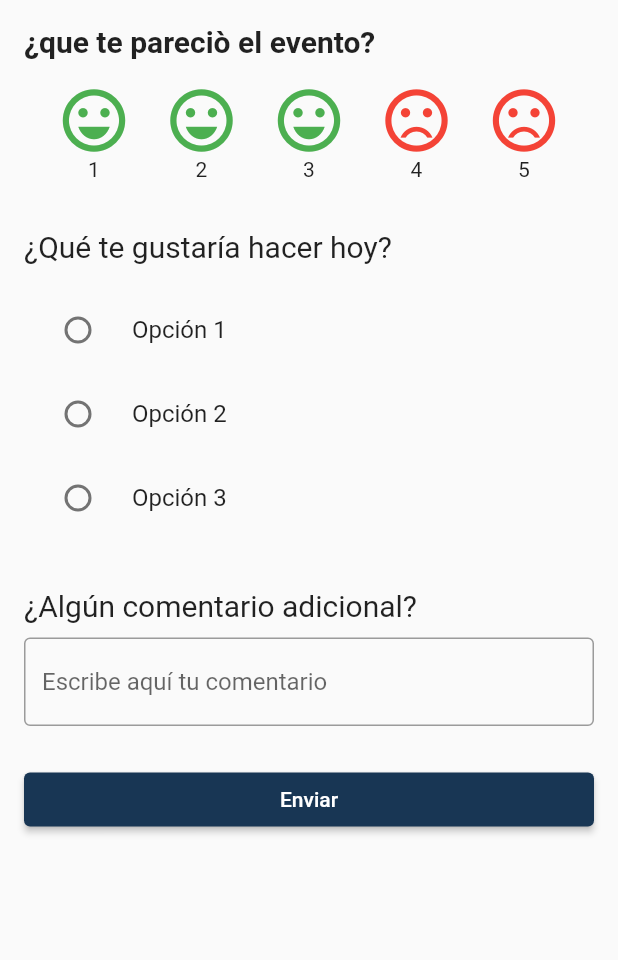
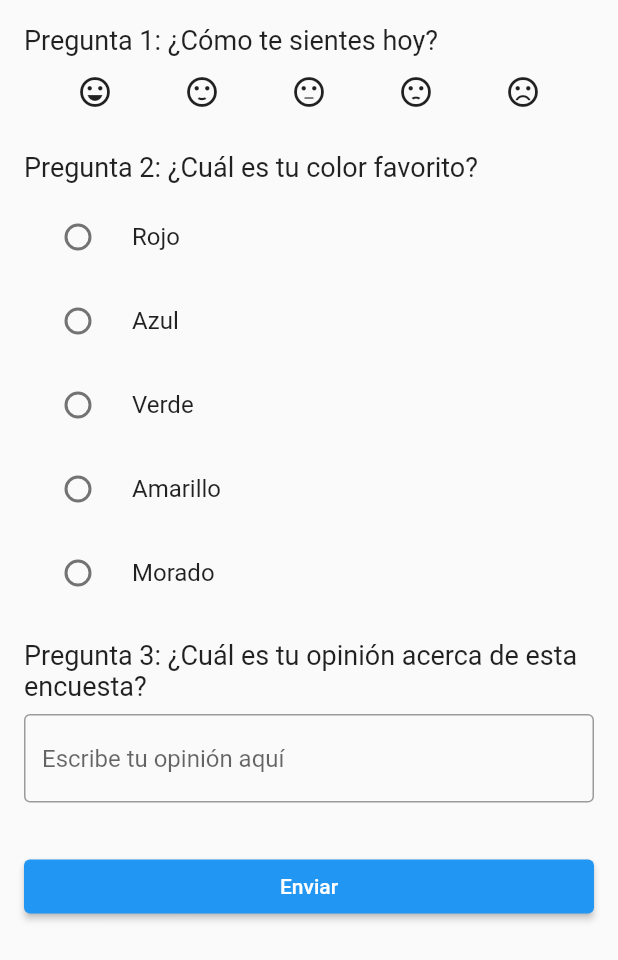
Before and after one commit to Dynodeveloper/APP-CUE, a Flutter app: the Encuesta screen opened directly, on a phone screen of 412 x 824 dp. Shown: the top 960 px of the screen. Run offline on Flutter 3.47's test engine with Material 2 defaults, Android fonts, the phone set to English and light mode, and no system bars; our stand-ins replace cached_network_image, firebase_auth, firebase_core, google_sign_in, pull_to_refresh; accounts and stored records are empty.

Commit message:
mejora pagina encuesta

```diff
--- a/app_1/lib/pages/HomePage.dart
+++ b/app_1/lib/pages/HomePage.dart
@@ -8,7 +8,7 @@ import 'package:flutter/material.dart';
 import 'package:firebase_auth/firebase_auth.dart';
 
 final FirebaseAuth _auth =
-    FirebaseAuth.instance; //variables respecto a autenticacion en firebase
+FirebaseAuth.instance; //variables respecto a autenticacion en firebase
 User? user = _auth.currentUser; //usuario
 String name = user?.displayName ?? ""; //nombre
 String email = user?.email ?? ""; //email
@@ -81,8 +81,7 @@ class _HomePageState extends State<HomePage> {
         //widget encargado de la la imagen de perfil encontrada en la pagina principal
         radius: profileHeight / 2,
         backgroundColor: Colors.blueGrey,
-        backgroundImage: NetworkImage(photoUrl ??
-            ''), //linkeo a la imagen existente en la cuenta del usuario (google o microsoft)
+        backgroundImage: NetworkImage(photoUrl ??''), //linkeo a la imagen existente en la cuenta del usuario (google o microsoft)
       );
 
   Widget buildTop() {
@@ -105,9 +104,8 @@ class _HomePageState extends State<HomePage> {
     );
   }
 
-  Widget buildContent() {
-    //define el widget encargado del contenido o informacion de usuario
-    //widget encargado del contenido de usuario en la pagina principal
+  Widget buildContent() { //define el widget encargado del contenido o informacion de usuario
+
     return Container(
         margin: EdgeInsets.symmetric(
             vertical: 2), // Agrega un margen vertical alrededor del contenedor
--- a/app_1/lib/pages/encuesta.dart
+++ b/app_1/lib/pages/encuesta.dart
@@ -1,121 +1,112 @@
 import 'package:flutter/material.dart';
 
 class Encuesta extends StatefulWidget {
+  const Encuesta({Key? key}) : super(key: key);
+
   @override
-  _EncuestaPageState createState() => _EncuestaPageState();
+  _EncuestaState createState() => _EncuestaState();
 }
 
-class _EncuestaPageState extends State<Encuesta> {
-  int _puntuacion = 3;
-  String _opcionSeleccionada = '';
-  TextEditingController _controller = TextEditingController();
-
-  List<String> _opciones = [
-    'Opción 1',
-    'Opción 2',
-    'Opción 3',
-  ];
-
-  void _enviarRespuestas() {
-    // Aquí puedes agregar la lógica para enviar las respuestas de la encuesta
-  }
+class _EncuestaState extends State<Encuesta> {
+  int _valorPregunta1 = 3; // Valor inicial de la pregunta 1
+  int? _valorPregunta2; // Valor seleccionado de la pregunta 2
+  String? _valorPregunta3; // Valor ingresado en la pregunta 3
 
   @override
   Widget build(BuildContext context) {
-    return SingleChildScrollView(
+    return Scaffold(
+      body: Padding(
         padding: const EdgeInsets.all(16.0),
         child: Column(
-          mainAxisAlignment: MainAxisAlignment.center,
           crossAxisAlignment: CrossAxisAlignment.stretch,
           children: [
-            // Primera pregunta
-            Text(
-              '¿que te pareciò el evento?',
-              style: TextStyle(fontSize: 20,fontWeight: FontWeight.bold),
+            const Text(
+              'Pregunta 1: ¿Cómo te sientes hoy?',
+              style: TextStyle(fontSize: 18),
             ),
-            SizedBox(height: 16),
             Row(
               mainAxisAlignment: MainAxisAlignment.spaceEvenly,
               children: [
-                _buildPuntuacionButton(1),
-                _buildPuntuacionButton(2),
-                _buildPuntuacionButton(3),
-                _buildPuntuacionButton(4),
-                _buildPuntuacionButton(5),
+                IconButton(
+                  icon: const Icon(Icons.sentiment_very_satisfied),
+                  onPressed: () => setState(() => _valorPregunta1 = 5),
+                ),
+                IconButton(
+                  icon: const Icon(Icons.sentiment_satisfied),
+                  onPressed: () => setState(() => _valorPregunta1 = 4),
+                ),
+                IconButton(
+                  icon: const Icon(Icons.sentiment_neutral),
+                  onPressed: () => setState(() => _valorPregunta1 = 3),
+                ),
+                IconButton(
+                  icon: const Icon(Icons.sentiment_dissatisfied),
+                  onPressed: () => setState(() => _valorPregunta1 = 2),
+                ),
+                IconButton(
+                  icon: const Icon(Icons.sentiment_very_dissatisfied),
+                  onPressed: () => setState(() => _valorPregunta1 = 1),
+                ),
               ],
             ),
-            SizedBox(height: 32),
-
-            // Segunda pregunta
-            Text(
-              '¿Qué te gustaría hacer hoy?',
-              style: TextStyle(fontSize: 20),
+            const SizedBox(height: 16),
+            const Text(
+              'Pregunta 2: ¿Cuál es tu color favorito?',
+              style: TextStyle(fontSize: 18),
             ),
-            SizedBox(height: 16),
-            for (String opcion in _opciones)
-              RadioListTile(
-                title: Text(opcion),
-                value: opcion,
-                groupValue: _opcionSeleccionada,
-                onChanged: (value) {
-                  setState(() {
-                    _opcionSeleccionada = value as String;
-                  });
-                },
+            const SizedBox(height: 8),
+            RadioListTile<int>(
+              title: const Text('Rojo'),
+              value: 1,
+              groupValue: _valorPregunta2,
+              onChanged: (value) => setState(() => _valorPregunta2 = value),
+            ),
+            RadioListTile<int>(
+              title: const Text('Azul'),
+              value: 2,
+              groupValue: _valorPregunta2,
+              onChanged: (value) => setState(() => _valorPregunta2 = value),
+            ),
+            RadioListTile<int>(
+              title: const Text('Verde'),
+              value: 3,
+              groupValue: _valorPregunta2,
+              onChanged: (value) => setState(() => _valorPregunta2 = value),
+            ),
+            RadioListTile<int>(
+              title: const Text('Amarillo'),
+              value: 4,
+              groupValue: _valorPregunta2,
+              onChanged: (value) => setState(() => _valorPregunta2 = value),
+            ),
+            RadioListTile<int>(
+              title: const Text('Morado'),
+              value: 5,
+              groupValue: _valorPregunta2,
+              onChanged: (value) => setState(() => _valorPregunta2 = value),
+            ),
+            const SizedBox(height: 16),
+            const Text(
+              'Pregunta 3: ¿Cuál es tu opinión acerca de esta encuesta?',
+              style: TextStyle(fontSize: 18),
+            ),
+            const SizedBox(height: 8),
+            TextField(
+              decoration: const InputDecoration(
+                hintText: 'Escribe tu opinión aquí',
+                border: OutlineInputBorder(),
               ),
-            SizedBox(height: 32),
-
-            // Tercera pregunta
-            Text(
-              '¿Algún comentario adicional?',
-              style: TextStyle(fontSize: 20),
+              onChanged: (value) => setState(() => _valorPregunta3 = value),
             ),
-            SizedBox(height: 10),
-            TextField(
-              controller: _controller,
-              maxLines: null,
-              decoration: InputDecoration(
-                border: OutlineInputBorder(),
-                hintText: 'Escribe aquí tu comentario',
-              ),
-            ),
-            SizedBox(height: 25),
-
-            // Botón para enviar las respuestas
+            const SizedBox(height: 32),
             ElevatedButton(
-              style: ElevatedButton.styleFrom(
-                  backgroundColor: Color.fromARGB(255, 24, 54, 84)),
-              onPressed: () { _enviarRespuestas();
-                // Aquí puedes hacer lo que quieras con las respuestas
+              child: const Text('Enviar'),
+              onPressed: () {
+                // Aquí se puede agregar la lógica para enviar las respuestas de la encuesta
               },
-              child: Text(
-                'Enviar',
-                style: TextStyle(color: Colors.white),
-              ),
             ),
           ],
         ),
-      );
-  }
-
-  Widget _buildPuntuacionButton(int puntuacion) {
-    return GestureDetector(
-      onTap: () {
-        setState(() {
-          _puntuacion = puntuacion;
-        });
-      },
-      child: Column(
-        children: [
-          Icon(
-            _puntuacion >= puntuacion
-                ? Icons.sentiment_very_satisfied
-                : Icons.sentiment_very_dissatisfied,
-            size: 50,
-            color: _puntuacion >= puntuacion ? Colors.green : Colors.red,
-          ),
-          Text(puntuacion.toString()),
-        ],
       ),
     );
   }
--- a/app_1/lib/pages/splash_screen.dart
+++ b/app_1/lib/pages/splash_screen.dart
@@ -39,7 +39,7 @@ class _SplashScreenState extends State<SplashScreen> {
     return Container(
       decoration: BoxDecoration(
         gradient: LinearGradient(
-          colors: [Color.fromARGB(255, 43, 43, 43),Color.fromARGB(255, 73, 89, 112), ],
+          colors: [Color.fromARGB(255, 24, 54, 84),Color.fromARGB(255, 73, 89, 112) ],
           begin: const FractionalOffset(0, 0),
           end: const FractionalOffset(1.0, 0.0),
           stops: const [0.0, 1.0],
@@ -55,10 +55,10 @@ class _SplashScreenState extends State<SplashScreen> {
             width: 300,
             decoration: BoxDecoration(
                 shape: BoxShape.circle,
-                color: Color.fromARGB(157, 43, 43, 43),
+                color: Color.fromARGB(255, 255, 255, 255),
                 boxShadow: [
                   BoxShadow(
-                    color: Color.fromARGB(168, 0, 0, 0).withOpacity(0.3),
+                    color: Color.fromARGB(168, 43, 43, 43).withOpacity(0.3),
                     blurRadius: 1.0,
                     offset: const Offset(45.0, 3.0),
                     spreadRadius: 0.0,
--- a/app_1/pubspec.yaml
+++ b/app_1/pubspec.yaml
@@ -30,6 +30,7 @@ dependencies:
   google_sign_in: ^6.1.0
   pull_to_refresh: ^2.0.0
   cached_network_image: ^3.2.0
+  photo_view: ^0.14.0
 
 
 
```
Also changed, not shown: app_1/pubspec.lock, 1 other file.
